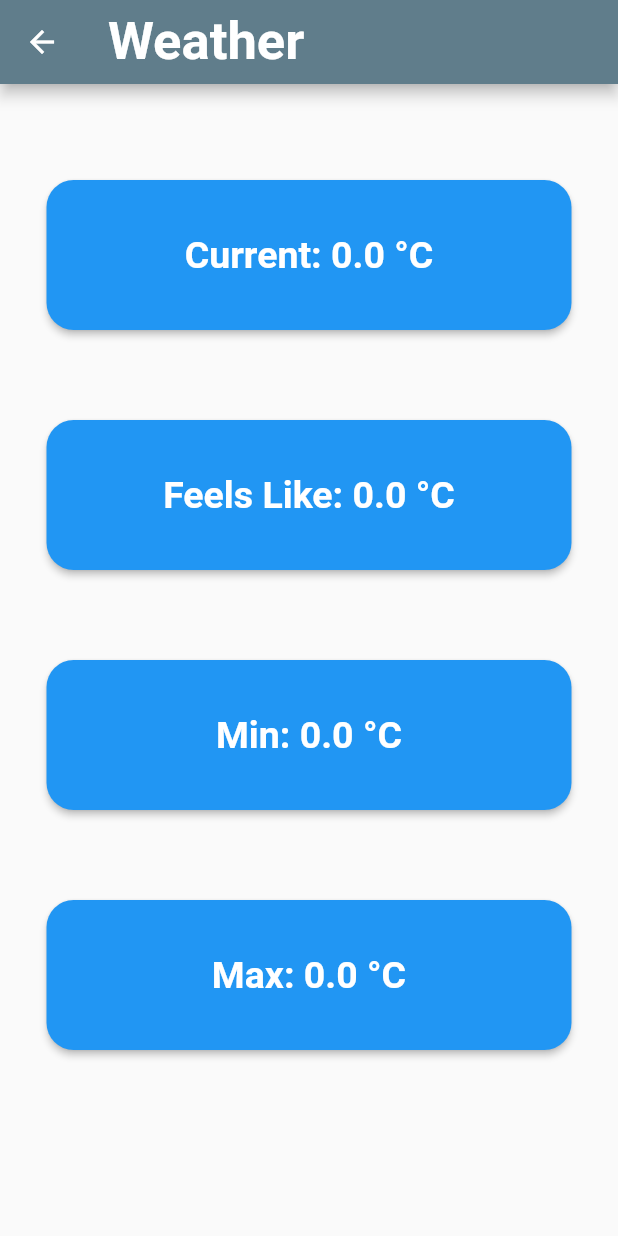
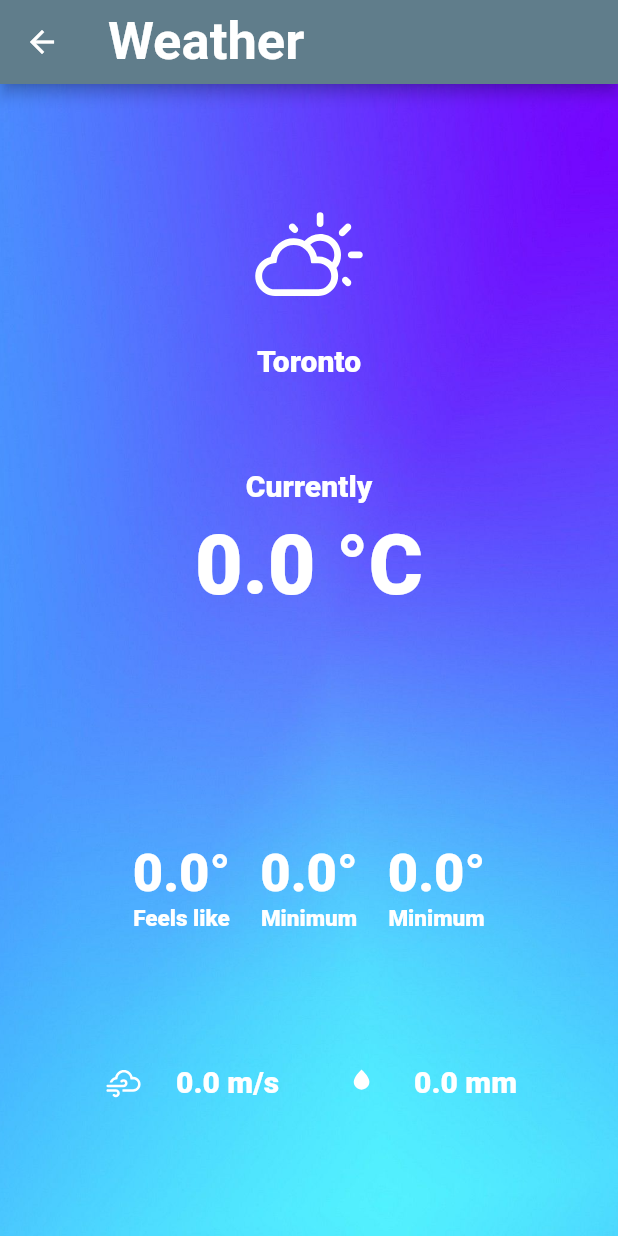
Before and after one commit to AnthonyValenti/Capstone_MobileApp, a Flutter app: the WeatherPage screen opened directly, on a phone screen of 412 x 824 dp. Run offline on Flutter 3.47's test engine with Material 2 defaults, Android fonts, the phone set to English and light mode, and no system bars; our stand-ins replace cloud_firestore, firebase_auth, firebase_core, flutter_signin_button, google_maps_flutter, google_sign_in and 3 more; missing offline and left inert: flutter_polyline_points; accounts and stored records are empty; network calls fail.

Commit message:
weather UI updated

```diff
--- a/lib/pages/weather_page.dart
+++ b/lib/pages/weather_page.dart
@@ -3,6 +3,7 @@ import 'dart:math';
 import 'package:flutter/material.dart';
 // ignore: import_of_legacy_library_into_null_safe
 import 'package:weather/weather.dart';
+import 'package:weather_icons/weather_icons.dart';
 
 WeatherFactory wf = WeatherFactory("618774ba56bdfedf15cce5001b815715");
 
@@ -20,7 +21,15 @@ class WeatherPage extends StatelessWidget {
                 color: Colors.white)),
         backgroundColor: Colors.blueGrey.shade500,
       ),
-      body: const WeatherStates(),
+      body: Container(
+        decoration: const BoxDecoration(
+          image: DecorationImage(
+            image: AssetImage("images/bkg4.jpg"),
+            fit: BoxFit.cover,
+          ),
+        ),
+        child: const WeatherStates(),
+      ),
     );
   }
 }
@@ -37,6 +46,14 @@ class _TempState extends State<WeatherStates> {
   double? _minTemp = 0;
   double? _maxTemp = 0;
   double? _currTemp = 0;
+  double? _rain = 0;
+  double? _wind = 0;
+  String description = " ";
+  TextStyle style2 = const TextStyle(
+    fontSize: 20,
+    fontWeight: FontWeight.w800,
+    color: Colors.white,
+  );
 
   @override
   void initState() {
@@ -64,49 +81,155 @@ class _TempState extends State<WeatherStates> {
 
         _currTemp = w.temperature?.celsius;
         _currTemp = roundDouble(_currTemp!, 2);
+
+        description = w.weatherDescription!;
+        _rain = w.rainLast3Hours ?? 0;
+        _wind = w.windSpeed ?? 0;
       });
     }
   }
 
   @override
   Widget build(BuildContext context) {
-    final ButtonStyle style = ElevatedButton.styleFrom(
-      textStyle: const TextStyle(
-        fontSize: 25,
-        fontWeight: FontWeight.bold,
-      ),
-      shape: RoundedRectangleBorder(borderRadius: BorderRadius.circular(18)),
-      fixedSize: const Size(350, 100),
-    );
-
     return Center(
       child: Column(
         mainAxisSize: MainAxisSize.min,
         children: <Widget>[
-          ElevatedButton(
-            style: style,
-            onPressed: () {},
-            child: Text("Current: $_currTemp °C"),
+          const Icon(
+            WeatherIcons.day_cloudy,
+            color: Colors.white,
+            size: 80,
           ),
-          const SizedBox(height: 60),
-          ElevatedButton(
-            style: style,
-            onPressed: () {},
-            child: Text("Feels Like: $_feelsLike °C"),
+          const Padding(padding: EdgeInsetsDirectional.all(5)),
+          const Text(
+            'Toronto',
+            style: TextStyle(
+              fontSize: 20,
+              fontWeight: FontWeight.w800,
+              color: Colors.white,
+            ),
           ),
-          const SizedBox(height: 60),
-          ElevatedButton(
-            style: style,
-            onPressed: () {},
-            child: Text("Min: $_minTemp °C"),
+          const Padding(padding: EdgeInsetsDirectional.all(30)),
+          const Text(
+            'Currently',
+            style: TextStyle(
+              fontSize: 20,
+              fontWeight: FontWeight.w800,
+              color: Colors.white,
+            ),
           ),
-          const SizedBox(height: 60),
-          ElevatedButton(
-            style: style,
-            onPressed: () {},
-            child: Text("Max: $_maxTemp °C"),
+          const Padding(padding: EdgeInsetsDirectional.all(5)),
+          Text(
+            '$_currTemp °C',
+            style: const TextStyle(
+              fontSize: 55,
+              fontWeight: FontWeight.w900,
+              color: Colors.white,
+            ),
           ),
-          const SizedBox(height: 60),
+          const Padding(padding: EdgeInsetsDirectional.all(5)),
+          Text(
+            description,
+            style: const TextStyle(
+              fontSize: 20,
+              fontWeight: FontWeight.w800,
+              color: Colors.white,
+            ),
+          ),
+          const Padding(padding: EdgeInsets.all(60)),
+          Row(
+            mainAxisAlignment: MainAxisAlignment.center,
+            children: <Widget>[
+              Column(
+                // ignore: prefer_const_literals_to_create_immutables
+                children: <Widget>[
+                  Text('$_feelsLike°',
+                      style: const TextStyle(
+                        fontSize: 35,
+                        fontWeight: FontWeight.w800,
+                        color: Colors.white,
+                      )),
+                  const Text('Feels like',
+                      style: TextStyle(
+                        fontSize: 15,
+                        fontWeight: FontWeight.w800,
+                        color: Colors.white,
+                      )),
+                ],
+              ),
+              const Padding(padding: EdgeInsets.all(10)),
+              Column(
+                // ignore: prefer_const_literals_to_create_immutables
+                children: <Widget>[
+                  Text('$_minTemp°',
+                      style: const TextStyle(
+                        fontSize: 35,
+                        fontWeight: FontWeight.w800,
+                        color: Colors.white,
+                      )),
+                  const Text('Minimum',
+                      style: TextStyle(
+                        fontSize: 15,
+                        fontWeight: FontWeight.w800,
+                        color: Colors.white,
+                      )),
+                ],
+              ),
+              const Padding(padding: EdgeInsets.all(10)),
+              Column(
+                // ignore: prefer_const_literals_to_create_immutables
+                children: <Widget>[
+                  Text('$_maxTemp°',
+                      style: const TextStyle(
+                        fontSize: 35,
+                        fontWeight: FontWeight.w800,
+                        color: Colors.white,
+                      )),
+                  const Text('Minimum',
+                      style: TextStyle(
+                        fontSize: 15,
+                        fontWeight: FontWeight.w800,
+                        color: Colors.white,
+                      )),
+                ],
+              ),
+            ],
+          ),
+          const Padding(padding: EdgeInsets.all(40)),
+          Row(
+            mainAxisAlignment: MainAxisAlignment.center,
+            children: [
+              const Icon(
+                WeatherIcons.cloudy_gusts,
+                color: Colors.white,
+                size: 30,
+              ),
+              const Padding(padding: EdgeInsets.all(10)),
+              Text(
+                '$_wind m/s',
+                style: const TextStyle(
+                  fontSize: 20,
+                  fontWeight: FontWeight.w800,
+                  color: Colors.white,
+                ),
+              ),
+              const Padding(padding: EdgeInsets.all(20)),
+              const Icon(
+                WeatherIcons.raindrop,
+                color: Colors.white,
+                size: 30,
+              ),
+              const Padding(padding: EdgeInsets.all(10)),
+              Text(
+                '$_rain mm',
+                style: const TextStyle(
+                  fontSize: 20,
+                  fontWeight: FontWeight.w800,
+                  color: Colors.white,
+                ),
+              )
+            ],
+          ),
         ],
       ),
     );
--- a/pubspec.yaml
+++ b/pubspec.yaml
@@ -49,6 +49,7 @@ dependencies:
   syncfusion_flutter_calendar: ^20.4.49
   cloud_firestore: ^4.3.2
   flutter_colorpicker: ^1.0.3
+  weather_icons: ^3.0.0
 
 
 
```
Also changed, not shown: images/bkg4.jpg, pubspec.lock.
